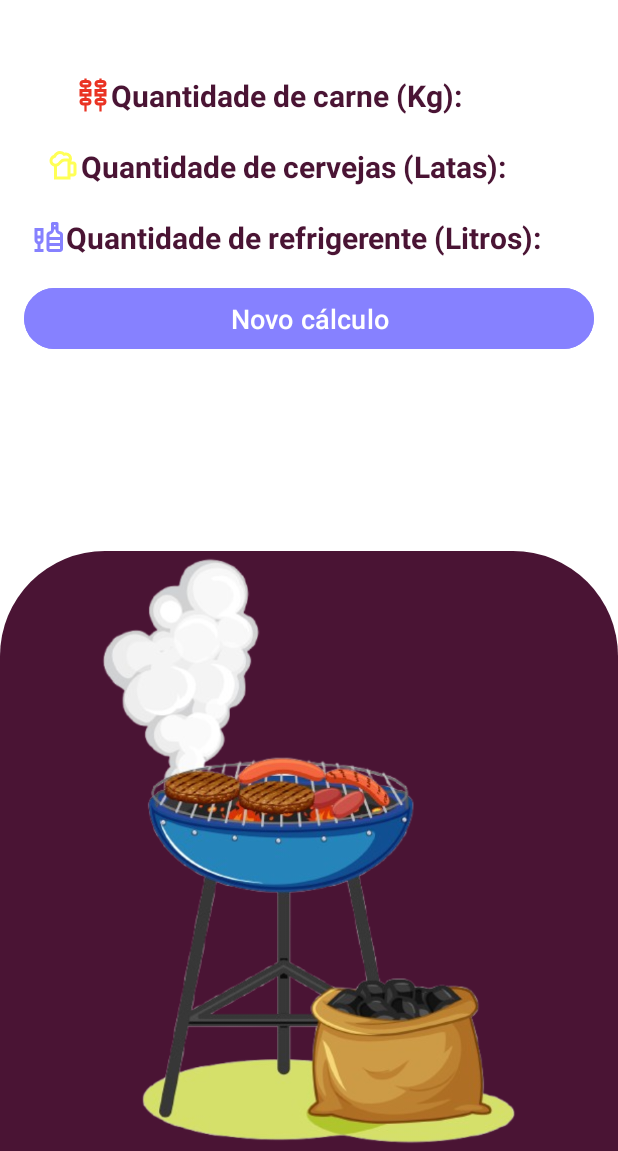
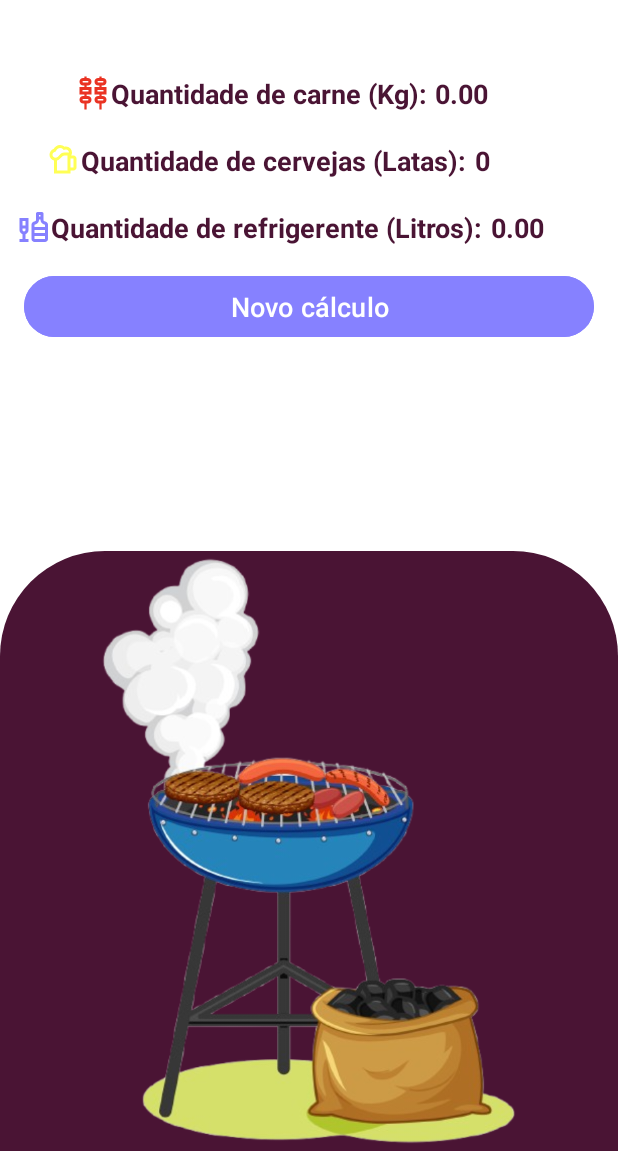
Before and after one commit to m-sabin/BoraChurras, an Android app: the ResultActivity screen opened directly, with no data from a screen before it, on a phone screen of 412 x 824 dp, the part 85-1236 px from its top. Run offline under Robolectric (Android 15) with nearby library versions, the phone set to English and light mode, and no system bars.

Commit message:
Recuperação dos dados do usuario no InfoActivity.kt Enviar e Recuperar os dados no ResultActivity.kt Inserir as formulas e calcular

```diff
--- a/app/src/main/java/com/example/borachurras/ResultActivity.kt
+++ b/app/src/main/java/com/example/borachurras/ResultActivity.kt
@@ -15,10 +15,38 @@ class ResultActivity : AppCompatActivity() {
         binding = ActivityResultBinding.inflate(layoutInflater)
         setContentView(binding.root)
 
+        val numofadlt = intent.getIntExtra("NumAdult", 0)
+        val numofchild = intent.getIntExtra("NumChild", 0)
+        val timing = intent.getIntExtra("Time", 0)
+
+        val meatKg = calcMeat(numofadlt, numofchild, timing)
+        val beerLatas = calcBeer(numofadlt, timing)
+        val refrilitros = calcRefri(numofadlt, numofchild, timing)
+
+        binding.tvQtdMeat.text = "%.2f".format(meatKg)
+        binding.tvQtdBear.text = beerLatas.toString()
+        binding.tvQtdRefri.text = "%.2f".format(refrilitros)
+
         binding.btnRecalcular.setOnClickListener {
             val intent = Intent(this, MainActivity::class.java)
             startActivity(intent)
         }
+    }
 
+    private fun calcMeat(adult: Int, child: Int, timing: Int): Double {
+        val consumAdult = if (timing > 4) 0.6 else 0.4
+        val consumChild = consumAdult / 2
+        return (adult * consumAdult * timing) + (child * consumChild * timing)
+    }
+
+    private fun calcBeer(adult: Int, timing: Int): Int {
+        val consumAdult = if (timing > 4) 7 else 5
+        return adult * consumAdult * timing
+    }
+
+    private fun calcRefri(adult: Int, child: Int, timing: Int): Double {
+        val consumAdult = 0.5
+        val consumChild = 0.3
+        return (adult * consumAdult * timing) + (child * consumChild * timing)
     }
 }
--- a/app/src/main/res/layout/activity_main.xml
+++ b/app/src/main/res/layout/activity_main.xml
@@ -19,7 +19,7 @@
         <ImageView
             android:id="@+id/iv_image_barbecue"
             android:layout_width="330dp"
-            android:layout_height="330dp"
+            android:layout_height="325dp"
             android:layout_gravity="center"
             android:layout_marginTop="10dp"
             android:src="@drawable/img_of" />
--- a/app/src/main/res/layout/activity_result.xml
+++ b/app/src/main/res/layout/activity_result.xml
@@ -48,7 +48,7 @@
         android:text="Quantidade de carne (Kg):"
         android:drawableStart="@drawable/ic_meat"
         android:textColor="@color/primary_900"
-        android:textSize="20sp"
+        android:textSize="18sp"
         android:textStyle="bold"
         app:layout_constraintStart_toStartOf="parent"
         app:layout_constraintTop_toBottomOf="@+id/tv_title" />
@@ -58,9 +58,9 @@
         android:layout_width="wrap_content"
         android:layout_height="wrap_content"
         android:layout_marginStart="5dp"
-        android:layout_marginEnd="50dp"
+
         android:textColor="@color/primary_900"
-        android:textSize="20sp"
+        android:textSize="18sp"
         android:textStyle="bold"
         app:layout_constraintStart_toEndOf="@id/tv_title_qtdMeat"
         app:layout_constraintTop_toTopOf="@+id/tv_title_qtdMeat"
@@ -75,7 +75,7 @@
         android:text="Quantidade de cervejas (Latas):"
         android:drawableStart="@drawable/ic_beer"
         android:textColor="@color/primary_900"
-        android:textSize="20sp"
+        android:textSize="18sp"
         android:textStyle="bold"
         app:layout_constraintStart_toStartOf="parent"
         app:layout_constraintTop_toBottomOf="@+id/tv_title_qtdMeat" />
@@ -85,9 +85,9 @@
         android:layout_width="wrap_content"
         android:layout_height="wrap_content"
         android:layout_marginStart="5dp"
-        android:layout_marginEnd="50dp"
+
         android:textColor="@color/primary_900"
-        android:textSize="20sp"
+        android:textSize="18sp"
         android:textStyle="bold"
         app:layout_constraintStart_toEndOf="@id/tv_title_qtdBear"
         app:layout_constraintTop_toTopOf="@+id/tv_title_qtdBear"
@@ -97,12 +97,12 @@
         android:id="@+id/tv_title_qtdRefri"
         android:layout_width="wrap_content"
         android:layout_height="wrap_content"
-        android:layout_marginStart="20dp"
+        android:layout_marginStart="10dp"
         android:layout_marginTop="20dp"
         android:text="Quantidade de refrigerente (Litros):"
         android:drawableStart="@drawable/ic_refri"
         android:textColor="@color/primary_900"
-        android:textSize="20sp"
+        android:textSize="18sp"
         android:textStyle="bold"
         app:layout_constraintStart_toStartOf="parent"
         app:layout_constraintTop_toBottomOf="@+id/tv_title_qtdBear" />
@@ -112,9 +112,8 @@
         android:layout_width="wrap_content"
         android:layout_height="wrap_content"
         android:layout_marginStart="5dp"
-        android:layout_marginEnd="50dp"
         android:textColor="@color/primary_900"
-        android:textSize="20sp"
+        android:textSize="18sp"
         android:textStyle="bold"
         app:layout_constraintStart_toEndOf="@id/tv_title_qtdRefri"
         app:layout_constraintTop_toTopOf="@+id/tv_title_qtdRefri"
```
Also changed, not shown: app/src/main/java/com/example/borachurras/InfoActivity.kt (+32 -3 lines).
